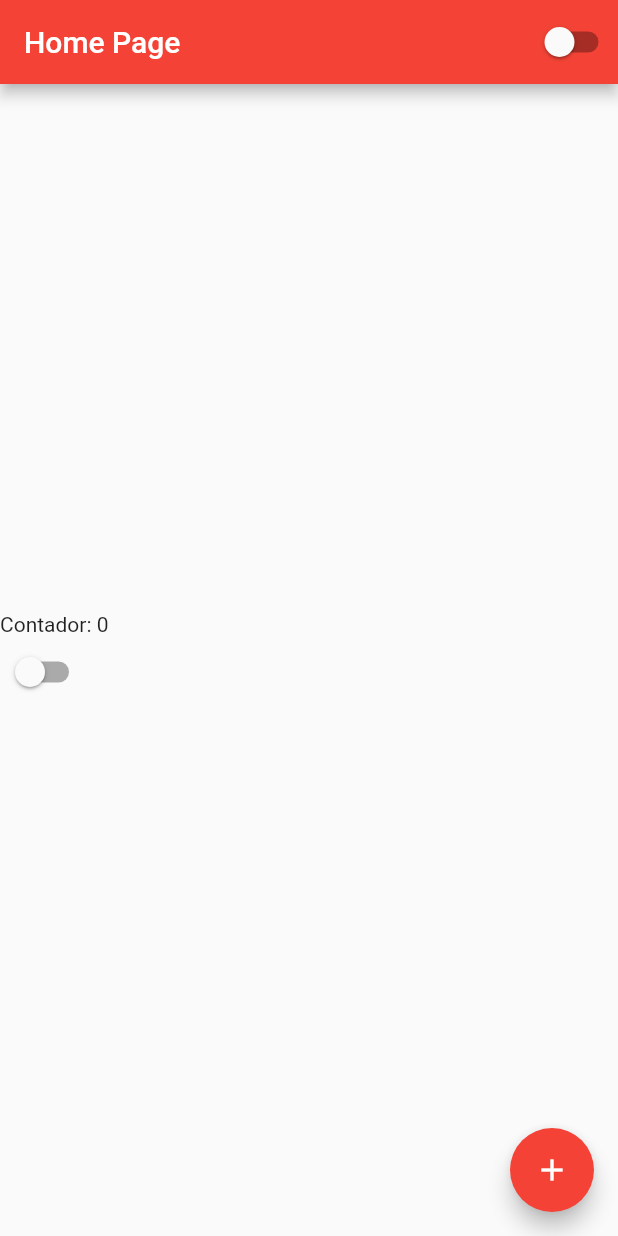
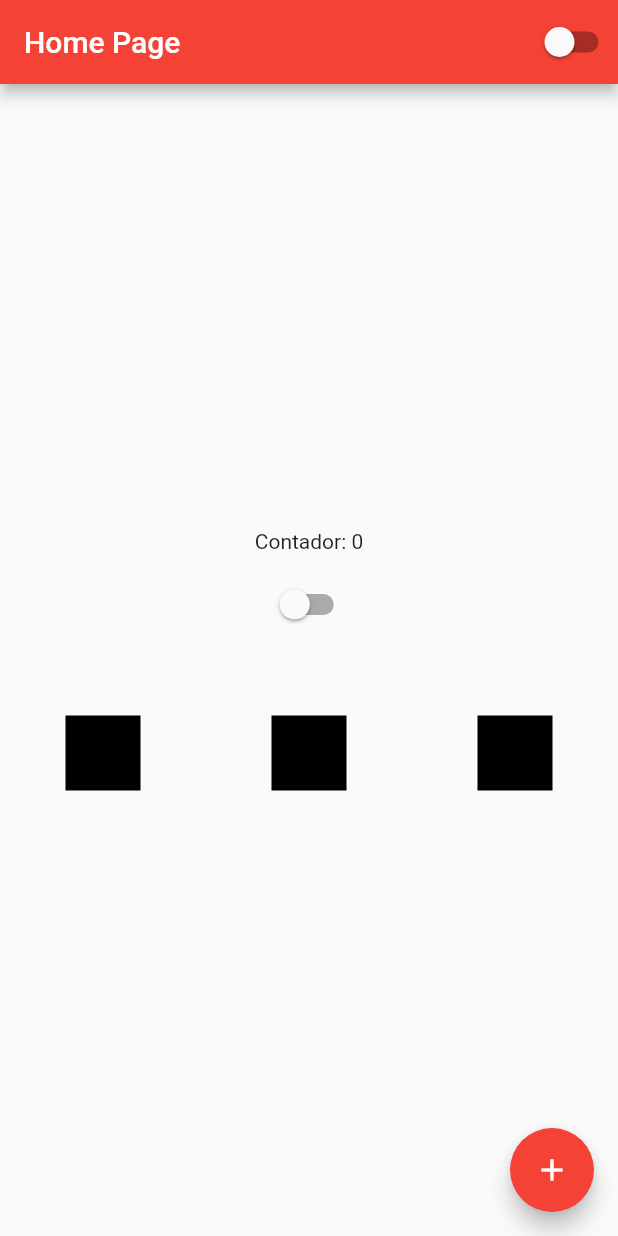
Before and after one commit to layonmartins/CursoFlutter, a Flutter app: the screen it shows after launch, on a phone screen of 412 x 824 dp. Run offline on Flutter 3.47's test engine with Material 2 defaults, Android fonts, the phone set to English and light mode, and no system bars.

Commit message:
Curso de Flutter #15 - Rows

```diff
--- a/lib/home_page.dart
+++ b/lib/home_page.dart
@@ -22,8 +22,21 @@ class HomePageState extends State<HomePage> {
           height: double.infinity,
           child: Column(
             mainAxisAlignment: MainAxisAlignment.center,
-            crossAxisAlignment: CrossAxisAlignment.start,
-            children: [Text('Contador: $counter'), CustomSwitcher()],
+            children: [
+              Text('Contador: $counter'),
+              Container(height: 10),
+              CustomSwitcher(),
+              Container(height: 50),
+              Row(
+                mainAxisAlignment: MainAxisAlignment.spaceAround,
+                crossAxisAlignment: CrossAxisAlignment.center,
+                children: [
+                  Container(width: 50, height: 50, color: Colors.black),
+                  Container(width: 50, height: 50, color: Colors.black),
+                  Container(width: 50, height: 50, color: Colors.black)
+                ],
+              )
+            ],
           )),
       floatingActionButton: FloatingActionButton(
         child: Icon(Icons.add),
```
